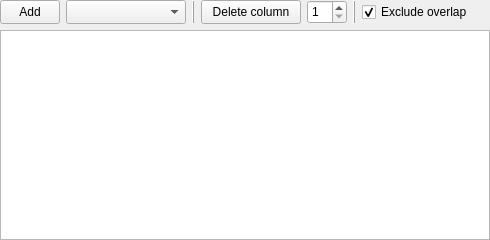
Qt form src/sas/qtgui/Calculators/Shape2SAS/Tables/UI/subunitTableUI.ui (SasView/sasview) before a commit.
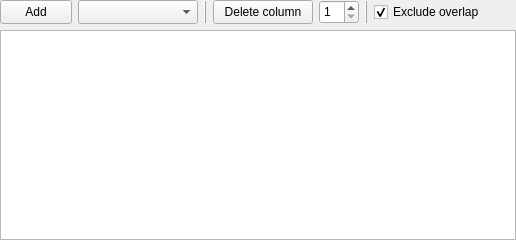
The same form after that commit.

Commit message: Shape2SAS GUI cleanup to make it more flexible when the window expands

The edit to the form file:
```diff
--- a/src/sas/qtgui/Calculators/Shape2SAS/Tables/UI/subunitTableUI.ui
+++ b/src/sas/qtgui/Calculators/Shape2SAS/Tables/UI/subunitTableUI.ui
@@ -6,7 +6,7 @@
    <rect>
     <x>0</x>
     <y>0</y>
-    <width>490</width>
+    <width>516</width>
     <height>240</height>
    </rect>
   </property>
@@ -32,13 +32,13 @@
       <layout class="QHBoxLayout" name="horizontalLayout">
        <item>
         <widget class="QPushButton" name="add">
-         <property name="minimumSize">
-          <size>
-           <width>60</width>
-           <height>24</height>
-          </size>
+         <property name="sizePolicy">
+          <sizepolicy hsizetype="MinimumExpanding" vsizetype="Fixed">
+           <horstretch>0</horstretch>
+           <verstretch>0</verstretch>
+          </sizepolicy>
          </property>
-         <property name="maximumSize">
+         <property name="minimumSize">
           <size>
            <width>60</width>
            <height>24</height>
@@ -54,13 +54,13 @@
        </item>
        <item>
         <widget class="QComboBox" name="subunit">
-         <property name="minimumSize">
-          <size>
-           <width>120</width>
-           <height>24</height>
-          </size>
+         <property name="sizePolicy">
+          <sizepolicy hsizetype="Preferred" vsizetype="Fixed">
+           <horstretch>0</horstretch>
+           <verstretch>0</verstretch>
+          </sizepolicy>
          </property>
-         <property name="maximumSize">
+         <property name="minimumSize">
           <size>
            <width>120</width>
            <height>24</height>
@@ -83,13 +83,13 @@
        </item>
        <item>
         <widget class="QPushButton" name="deleteButton">
-         <property name="minimumSize">
-          <size>
-           <width>100</width>
-           <height>24</height>
-          </size>
+         <property name="sizePolicy">
+          <sizepolicy hsizetype="MinimumExpanding" vsizetype="Fixed">
+           <horstretch>0</horstretch>
+           <verstretch>0</verstretch>
+          </sizepolicy>
          </property>
-         <property name="maximumSize">
+         <property name="minimumSize">
           <size>
            <width>100</width>
            <height>24</height>
@@ -105,13 +105,13 @@
        </item>
        <item>
         <widget class="QSpinBox" name="selected">
-         <property name="minimumSize">
-          <size>
-           <width>40</width>
-           <height>24</height>
-          </size>
+         <property name="sizePolicy">
+          <sizepolicy hsizetype="MinimumExpanding" vsizetype="Fixed">
+           <horstretch>0</horstretch>
+           <verstretch>0</verstretch>
+          </sizepolicy>
          </property>
-         <property name="maximumSize">
+         <property name="minimumSize">
           <size>
            <width>40</width>
            <height>24</height>
@@ -137,13 +137,13 @@
        </item>
        <item>
         <widget class="QCheckBox" name="overlap">
-         <property name="minimumSize">
-          <size>
-           <width>110</width>
-           <height>24</height>
-          </size>
+         <property name="sizePolicy">
+          <sizepolicy hsizetype="MinimumExpanding" vsizetype="Fixed">
+           <horstretch>0</horstretch>
+           <verstretch>0</verstretch>
+          </sizepolicy>
          </property>
-         <property name="maximumSize">
+         <property name="minimumSize">
           <size>
            <width>110</width>
            <height>24</height>
```
The commit also changes 3 other files.
